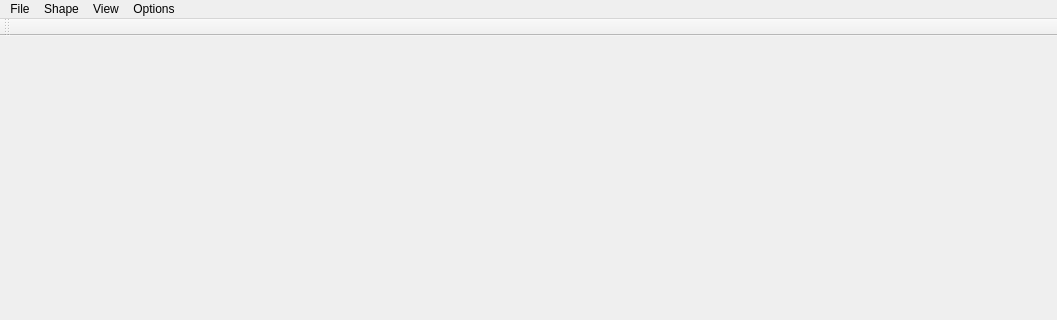
This is SketchBuildingTestBed/MainWindow.ui in gnishida/SketchBuildingTestBed as Qt 5 draws it before an edit; both pictures show x 0 to 1057 and y 0 to 320 of the 1057 by 800 pixel window. The edited form follows.
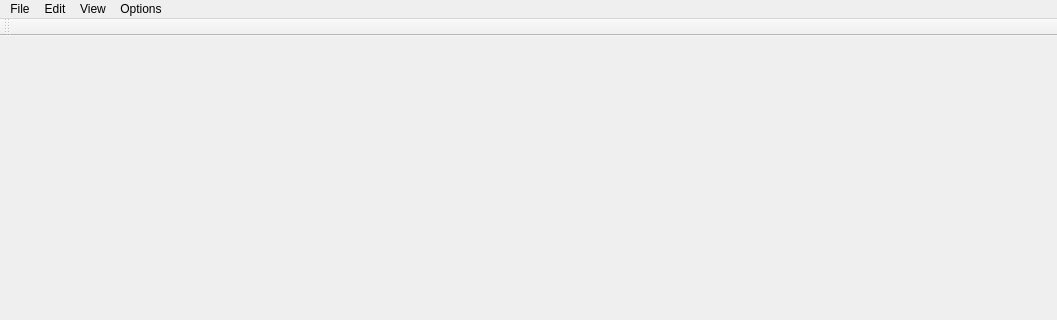
This is the edited form.

Patch:
```diff
--- a/SketchBuildingTestBed/MainWindow.ui
+++ b/SketchBuildingTestBed/MainWindow.ui
@@ -37,7 +37,7 @@
    </widget>
    <widget class="QMenu" name="menuShape">
     <property name="title">
-     <string>Shape</string>
+     <string>Edit</string>
     </property>
     <addaction name="actionAddBuildingMass"/>
    </widget>
```
Left out of the diff: 18 changed lines with no effect on the pictures.
